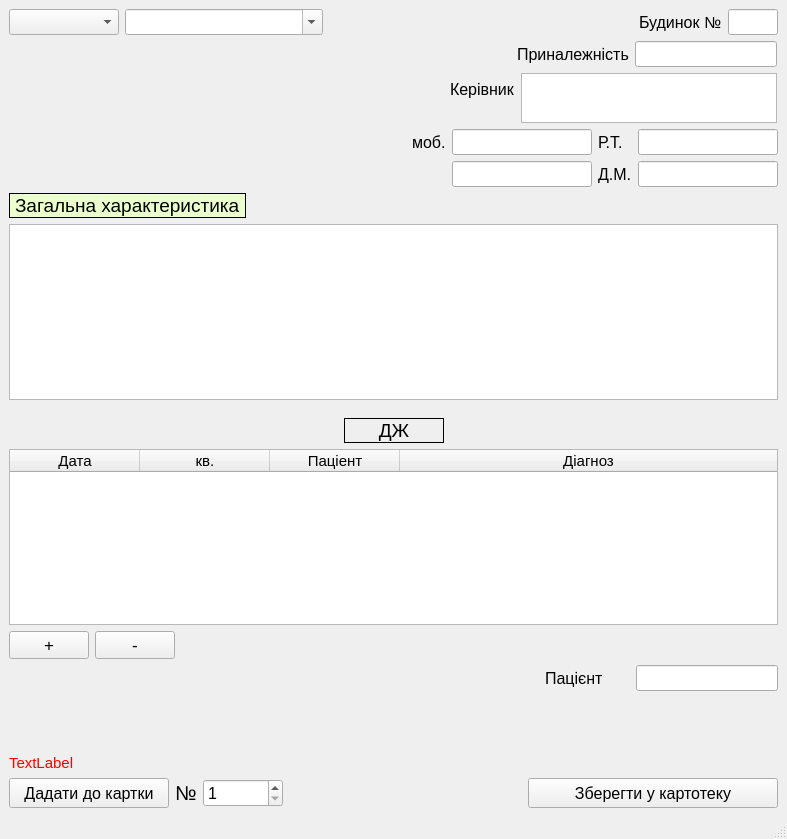
Before: the Qt Designer form case_record_file.ui in LiquorProg/katalog, drawn with Qt 5.
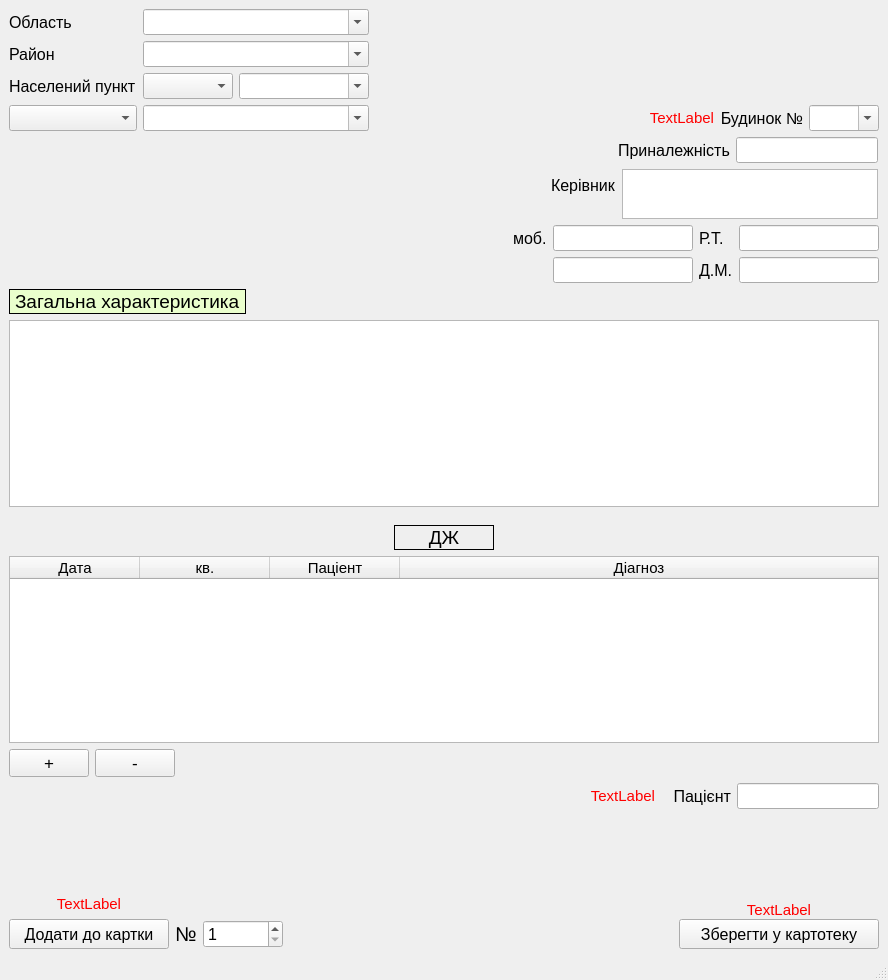
After: the same form once the commit is applied.

The edit to the form file:
```diff
--- a/case_record_file.ui
+++ b/case_record_file.ui
@@ -6,8 +6,8 @@
    <rect>
     <x>0</x>
     <y>0</y>
-    <width>787</width>
-    <height>839</height>
+    <width>888</width>
+    <height>980</height>
    </rect>
   </property>
   <property name="windowTitle">
@@ -15,135 +15,6 @@
   </property>
   <widget class="QWidget" name="centralwidget">
    <layout class="QGridLayout" name="gridLayout_2">
-    <item row="5" column="2">
-     <layout class="QHBoxLayout" name="horizontalLayout_2">
-      <property name="spacing">
-       <number>6</number>
-      </property>
-      <property name="sizeConstraint">
-       <enum>QLayout::SetDefaultConstraint</enum>
-      </property>
-      <property name="leftMargin">
-       <number>96</number>
-      </property>
-      <property name="topMargin">
-       <number>0</number>
-      </property>
-      <property name="rightMargin">
-       <number>0</number>
-      </property>
-      <property name="bottomMargin">
-       <number>0</number>
-      </property>
-      <item>
-       <widget class="QLabel" name="label_9_3">
-        <property name="maximumSize">
-         <size>
-          <width>16777215</width>
-          <height>16777215</height>
-         </size>
-        </property>
-        <property name="font">
-         <font>
-          <pointsize>12</pointsize>
-         </font>
-        </property>
-        <property name="text">
-         <string>Пацієнт</string>
-        </property>
-        <property name="margin">
-         <number>2</number>
-        </property>
-       </widget>
-      </item>
-      <item>
-       <widget class="QLineEdit" name="pat_name_3">
-        <property name="sizePolicy">
-         <sizepolicy hsizetype="Fixed" vsizetype="Fixed">
-          <horstretch>0</horstretch>
-          <verstretch>0</verstretch>
-         </sizepolicy>
-        </property>
-        <property name="font">
-         <font>
-          <pointsize>11</pointsize>
-         </font>
-        </property>
-        <property name="text">
-         <string/>
-        </property>
-       </widget>
-      </item>
-     </layout>
-    </item>
-    <item row="0" column="2">
-     <layout class="QHBoxLayout" name="horizontalLayout">
-      <property name="spacing">
-       <number>6</number>
-      </property>
-      <property name="leftMargin">
-       <number>150</number>
-      </property>
-      <property name="topMargin">
-       <number>0</number>
-      </property>
-      <property name="rightMargin">
-       <number>0</number>
-      </property>
-      <property name="bottomMargin">
-       <number>0</number>
-      </property>
-      <item>
-       <spacer name="horizontalSpacer_4">
-        <property name="orientation">
-         <enum>Qt::Horizontal</enum>
-        </property>
-        <property name="sizeHint" stdset="0">
-         <size>
-          <width>40</width>
-          <height>20</height>
-         </size>
-        </property>
-       </spacer>
-      </item>
-      <item>
-       <widget class="QLabel" name="label_3_3">
-        <property name="font">
-         <font>
-          <pointsize>12</pointsize>
-         </font>
-        </property>
-        <property name="text">
-         <string>Будинок №</string>
-        </property>
-        <property name="margin">
-         <number>2</number>
-        </property>
-       </widget>
-      </item>
-      <item>
-       <widget class="QLineEdit" name="house_number_3">
-        <property name="minimumSize">
-         <size>
-          <width>1</width>
-          <height>0</height>
-         </size>
-        </property>
-        <property name="maximumSize">
-         <size>
-          <width>50</width>
-          <height>16777215</height>
-         </size>
-        </property>
-        <property name="font">
-         <font>
-          <pointsize>11</pointsize>
-         </font>
-        </property>
-       </widget>
-      </item>
-     </layout>
-    </item>
     <item row="1" column="1" colspan="2">
      <layout class="QFormLayout" name="formLayout_2">
       <property name="labelAlignment">
@@ -196,6 +67,338 @@
       </item>
      </layout>
     </item>
+    <item row="0" column="2">
+     <layout class="QGridLayout" name="gridLayout_6">
+      <property name="leftMargin">
+       <number>150</number>
+      </property>
+      <property name="topMargin">
+       <number>0</number>
+      </property>
+      <property name="rightMargin">
+       <number>0</number>
+      </property>
+      <property name="bottomMargin">
+       <number>0</number>
+      </property>
+      <item row="2" column="2">
+       <widget class="QLabel" name="label_3_3">
+        <property name="font">
+         <font>
+          <pointsize>12</pointsize>
+         </font>
+        </property>
+        <property name="text">
+         <string>Будинок №</string>
+        </property>
+        <property name="alignment">
+         <set>Qt::AlignRight|Qt::AlignTrailing|Qt::AlignVCenter</set>
+        </property>
+        <property name="margin">
+         <number>2</number>
+        </property>
+       </widget>
+      </item>
+      <item row="2" column="0">
+       <spacer name="horizontalSpacer_4">
+        <property name="orientation">
+         <enum>Qt::Horizontal</enum>
+        </property>
+        <property name="sizeHint" stdset="0">
+         <size>
+          <width>40</width>
+          <height>20</height>
+         </size>
+        </property>
+       </spacer>
+      </item>
+      <item row="2" column="3">
+       <widget class="QComboBox" name="comboBox_house_number_3">
+        <property name="enabled">
+         <bool>true</bool>
+        </property>
+        <property name="minimumSize">
+         <size>
+          <width>0</width>
+          <height>0</height>
+         </size>
+        </property>
+        <property name="maximumSize">
+         <size>
+          <width>70</width>
+          <height>16777215</height>
+         </size>
+        </property>
+        <property name="font">
+         <font>
+          <pointsize>11</pointsize>
+         </font>
+        </property>
+        <property name="tabletTracking">
+         <bool>true</bool>
+        </property>
+        <property name="autoFillBackground">
+         <bool>false</bool>
+        </property>
+        <property name="editable">
+         <bool>true</bool>
+        </property>
+        <property name="sizeAdjustPolicy">
+         <enum>QComboBox::AdjustToContentsOnFirstShow</enum>
+        </property>
+       </widget>
+      </item>
+      <item row="1" column="2">
+       <spacer name="verticalSpacer_4">
+        <property name="orientation">
+         <enum>Qt::Vertical</enum>
+        </property>
+        <property name="sizeHint" stdset="0">
+         <size>
+          <width>20</width>
+          <height>40</height>
+         </size>
+        </property>
+       </spacer>
+      </item>
+      <item row="2" column="1">
+       <widget class="QLabel" name="error_house_numb">
+        <property name="font">
+         <font>
+          <pointsize>11</pointsize>
+         </font>
+        </property>
+        <property name="styleSheet">
+         <string notr="true">color: rgb(255, 0, 0);</string>
+        </property>
+        <property name="text">
+         <string>TextLabel</string>
+        </property>
+        <property name="alignment">
+         <set>Qt::AlignRight|Qt::AlignTrailing|Qt::AlignVCenter</set>
+        </property>
+       </widget>
+      </item>
+     </layout>
+    </item>
+    <item row="0" column="0">
+     <layout class="QGridLayout" name="gridLayout_5">
+      <item row="0" column="0">
+       <widget class="QLabel" name="label_4_5">
+        <property name="font">
+         <font>
+          <pointsize>12</pointsize>
+         </font>
+        </property>
+        <property name="text">
+         <string>Область</string>
+        </property>
+        <property name="margin">
+         <number>2</number>
+        </property>
+       </widget>
+      </item>
+      <item row="0" column="1">
+       <widget class="QComboBox" name="comboBox_region_name_3">
+        <property name="enabled">
+         <bool>true</bool>
+        </property>
+        <property name="font">
+         <font>
+          <pointsize>11</pointsize>
+         </font>
+        </property>
+        <property name="tabletTracking">
+         <bool>true</bool>
+        </property>
+        <property name="autoFillBackground">
+         <bool>false</bool>
+        </property>
+        <property name="editable">
+         <bool>true</bool>
+        </property>
+        <property name="sizeAdjustPolicy">
+         <enum>QComboBox::AdjustToContentsOnFirstShow</enum>
+        </property>
+       </widget>
+      </item>
+      <item row="3" column="1">
+       <widget class="QComboBox" name="comboBox_streets_name_3">
+        <property name="enabled">
+         <bool>true</bool>
+        </property>
+        <property name="maximumSize">
+         <size>
+          <width>16777215</width>
+          <height>200</height>
+         </size>
+        </property>
+        <property name="font">
+         <font>
+          <pointsize>11</pointsize>
+         </font>
+        </property>
+        <property name="tabletTracking">
+         <bool>true</bool>
+        </property>
+        <property name="autoFillBackground">
+         <bool>false</bool>
+        </property>
+        <property name="editable">
+         <bool>true</bool>
+        </property>
+        <property name="sizeAdjustPolicy">
+         <enum>QComboBox::AdjustToContentsOnFirstShow</enum>
+        </property>
+       </widget>
+      </item>
+      <item row="1" column="0">
+       <widget class="QLabel" name="label_4_4">
+        <property name="font">
+         <font>
+          <pointsize>12</pointsize>
+         </font>
+        </property>
+        <property name="text">
+         <string>Район</string>
+        </property>
+        <property name="margin">
+         <number>2</number>
+        </property>
+       </widget>
+      </item>
+      <item row="3" column="0">
+       <widget class="QComboBox" name="comboBox_streets_3">
+        <property name="sizePolicy">
+         <sizepolicy hsizetype="Minimum" vsizetype="Fixed">
+          <horstretch>0</horstretch>
+          <verstretch>0</verstretch>
+         </sizepolicy>
+        </property>
+        <property name="minimumSize">
+         <size>
+          <width>110</width>
+          <height>0</height>
+         </size>
+        </property>
+        <property name="maximumSize">
+         <size>
+          <width>160</width>
+          <height>16777215</height>
+         </size>
+        </property>
+        <property name="font">
+         <font>
+          <pointsize>11</pointsize>
+         </font>
+        </property>
+       </widget>
+      </item>
+      <item row="1" column="1">
+       <widget class="QComboBox" name="comboBox_district_name_3">
+        <property name="enabled">
+         <bool>true</bool>
+        </property>
+        <property name="font">
+         <font>
+          <pointsize>11</pointsize>
+         </font>
+        </property>
+        <property name="tabletTracking">
+         <bool>true</bool>
+        </property>
+        <property name="autoFillBackground">
+         <bool>false</bool>
+        </property>
+        <property name="editable">
+         <bool>true</bool>
+        </property>
+        <property name="sizeAdjustPolicy">
+         <enum>QComboBox::AdjustToContentsOnFirstShow</enum>
+        </property>
+       </widget>
+      </item>
+      <item row="2" column="1">
+       <layout class="QFormLayout" name="formLayout_3">
+        <item row="0" column="0">
+         <widget class="QComboBox" name="comboBox_locality_type_3">
+          <property name="enabled">
+           <bool>true</bool>
+          </property>
+          <property name="minimumSize">
+           <size>
+            <width>90</width>
+            <height>0</height>
+           </size>
+          </property>
+          <property name="font">
+           <font>
+            <pointsize>11</pointsize>
+           </font>
+          </property>
+          <property name="tabletTracking">
+           <bool>true</bool>
+          </property>
+          <property name="autoFillBackground">
+           <bool>false</bool>
+          </property>
+          <property name="editable">
+           <bool>false</bool>
+          </property>
+          <property name="sizeAdjustPolicy">
+           <enum>QComboBox::AdjustToContentsOnFirstShow</enum>
+          </property>
+         </widget>
+        </item>
+        <item row="0" column="1">
+         <widget class="QComboBox" name="comboBox_locality_name_3">
+          <property name="enabled">
+           <bool>true</bool>
+          </property>
+          <property name="minimumSize">
+           <size>
+            <width>130</width>
+            <height>0</height>
+           </size>
+          </property>
+          <property name="font">
+           <font>
+            <pointsize>11</pointsize>
+           </font>
+          </property>
+          <property name="tabletTracking">
+           <bool>true</bool>
+          </property>
+          <property name="autoFillBackground">
+           <bool>false</bool>
+          </property>
+          <property name="editable">
+           <bool>true</bool>
+          </property>
+          <property name="sizeAdjustPolicy">
+           <enum>QComboBox::AdjustToContentsOnFirstShow</enum>
+          </property>
+         </widget>
+        </item>
+       </layout>
+      </item>
+      <item row="2" column="0">
+       <widget class="QLabel" name="label_4_6">
+        <property name="font">
+         <font>
+          <pointsize>12</pointsize>
+         </font>
+        </property>
+        <property name="text">
+         <string>Населений пункт</string>
+        </property>
+        <property name="margin">
+         <number>2</number>
+        </property>
+       </widget>
+      </item>
+     </layout>
+    </item>
     <item row="2" column="1" colspan="2">
      <layout class="QFormLayout" name="formLayout">
       <property name="formAlignment">
@@ -245,6 +448,160 @@
       </item>
      </layout>
     </item>
+    <item row="5" column="2">
+     <layout class="QGridLayout" name="gridLayout_9">
+      <property name="sizeConstraint">
+       <enum>QLayout::SetDefaultConstraint</enum>
+      </property>
+      <property name="leftMargin">
+       <number>96</number>
+      </property>
+      <property name="topMargin">
+       <number>0</number>
+      </property>
+      <property name="rightMargin">
+       <number>0</number>
+      </property>
+      <property name="bottomMargin">
+       <number>0</number>
+      </property>
+      <item row="0" column="0">
+       <widget class="QLabel" name="error_name_patient">
+        <property name="font">
+         <font>
+          <pointsize>11</pointsize>
+         </font>
+        </property>
+        <property name="styleSheet">
+         <string notr="true">color: rgb(255, 0, 0);</string>
+        </property>
+        <property name="text">
+         <string>TextLabel</string>
+        </property>
+        <property name="alignment">
+         <set>Qt::AlignRight|Qt::AlignTrailing|Qt::AlignVCenter</set>
+        </property>
+       </widget>
+      </item>
+      <item row="0" column="1">
+       <widget class="QLabel" name="label_9_3">
+        <property name="maximumSize">
+         <size>
+          <width>70</width>
+          <height>16777215</height>
+         </size>
+        </property>
+        <property name="font">
+         <font>
+          <pointsize>12</pointsize>
+         </font>
+        </property>
+        <property name="text">
+         <string>Пацієнт</string>
+        </property>
+        <property name="alignment">
+         <set>Qt::AlignRight|Qt::AlignTrailing|Qt::AlignVCenter</set>
+        </property>
+        <property name="margin">
+         <number>2</number>
+        </property>
+       </widget>
+      </item>
+      <item row="0" column="2">
+       <widget class="QLineEdit" name="pat_name_3">
+        <property name="sizePolicy">
+         <sizepolicy hsizetype="Fixed" vsizetype="Fixed">
+          <horstretch>0</horstretch>
+          <verstretch>0</verstretch>
+         </sizepolicy>
+        </property>
+        <property name="font">
+         <font>
+          <pointsize>11</pointsize>
+         </font>
+        </property>
+        <property name="text">
+         <string/>
+        </property>
+       </widget>
+      </item>
+     </layout>
+    </item>
+    <item row="7" column="2">
+     <layout class="QGridLayout" name="gridLayout_8">
+      <property name="spacing">
+       <number>0</number>
+      </property>
+      <item row="0" column="1">
+       <spacer name="verticalSpacer_2">
+        <property name="orientation">
+         <enum>Qt::Vertical</enum>
+        </property>
+        <property name="sizeHint" stdset="0">
+         <size>
+          <width>20</width>
+          <height>40</height>
+         </size>
+        </property>
+       </spacer>
+      </item>
+      <item row="1" column="1">
+       <widget class="QLabel" name="error_save">
+        <property name="font">
+         <font>
+          <pointsize>11</pointsize>
+         </font>
+        </property>
+        <property name="styleSheet">
+         <string notr="true">color: rgb(255, 0, 0);</string>
+        </property>
+        <property name="text">
+         <string>TextLabel</string>
+        </property>
+        <property name="alignment">
+         <set>Qt::AlignCenter</set>
+        </property>
+       </widget>
+      </item>
+      <item row="2" column="0">
+       <spacer name="horizontalSpacer_7">
+        <property name="orientation">
+         <enum>Qt::Horizontal</enum>
+        </property>
+        <property name="sizeHint" stdset="0">
+         <size>
+          <width>180</width>
+          <height>20</height>
+         </size>
+        </property>
+       </spacer>
+      </item>
+      <item row="2" column="1">
+       <widget class="QPushButton" name="saveButton_3">
+        <property name="minimumSize">
+         <size>
+          <width>200</width>
+          <height>30</height>
+         </size>
+        </property>
+        <property name="maximumSize">
+         <size>
+          <width>250</width>
+          <height>16777215</height>
+         </size>
+        </property>
+        <property name="font">
+         <font>
+          <pointsize>12</pointsize>
+         </font>
+        </property>
+        <property name="text">
+         <string>Зберегти у картотеку</string>
+        </property>
+       </widget>
+      </item>
+     </layout>
+    </item>
     <item row="4" column="0" colspan="3">
      <layout class="QFormLayout" name="formLayout_4">
       <property name="topMargin">
@@ -384,55 +741,6 @@
       </item>
      </layout>
     </item>
-    <item row="0" column="0">
-     <layout class="QFormLayout" name="formLayout_3">
-      <item row="0" column="0">
-       <widget class="QComboBox" name="comboBox_streets_3">
-        <property name="sizePolicy">
-         <sizepolicy hsizetype="Minimum" vsizetype="Fixed">
-          <horstretch>0</horstretch>
-          <verstretch>0</verstretch>
-         </sizepolicy>
-        </property>
-        <property name="minimumSize">
-         <size>
-          <width>110</width>
-          <height>0</height>
-         </size>
-        </property>
-        <property name="font">
-         <font>
-          <pointsize>11</pointsize>
-         </font>
-        </property>
-       </widget>
-      </item>
-      <item row="0" column="1">
-       <widget class="QComboBox" name="comboBox_streets_name_3">
-        <property name="enabled">
-         <bool>true</bool>
-        </property>
-        <property name="font">
-         <font>
-          <pointsize>11</pointsize>
-         </font>
-        </property>
-        <property name="tabletTracking">
-         <bool>true</bool>
-        </property>
-        <property name="autoFillBackground">
-         <bool>false</bool>
-        </property>
-        <property name="editable">
-         <bool>true</bool>
-        </property>
-        <property name="sizeAdjustPolicy">
-         <enum>QComboBox::AdjustToContentsOnFirstShow</enum>
-        </property>
-       </widget>
-      </item>
-     </layout>
-    </item>
     <item row="7" column="0">
      <layout class="QGridLayout" name="gridLayout_3">
       <property name="topMargin">
@@ -455,7 +763,7 @@
          </font>
         </property>
         <property name="text">
-         <string>Дадати до картки</string>
+         <string>Додати до картки</string>
         </property>
        </widget>
       </item>
@@ -531,6 +839,9 @@
         <property name="text">
          <string>TextLabel</string>
         </property>
+        <property name="alignment">
+         <set>Qt::AlignCenter</set>
+        </property>
        </widget>
       </item>
      </layout>
@@ -786,6 +1097,32 @@
       </item>
      </layout>
     </item>
+    <item row="5" column="1">
+     <spacer name="horizontalSpacer_2">
+      <property name="orientation">
+       <enum>Qt::Horizontal</enum>
+      </property>
+      <property name="sizeHint" stdset="0">
+       <size>
+        <width>40</width>
+        <height>20</height>
+       </size>
+      </property>
+     </spacer>
+    </item>
+    <item row="7" column="1">
+     <spacer name="horizontalSpacer">
+      <property name="orientation">
+       <enum>Qt::Horizontal</enum>
+      </property>
+      <property name="sizeHint" stdset="0">
+       <size>
+        <width>40</width>
+        <height>20</height>
+       </size>
+      </property>
+     </spacer>
+    </item>
     <item row="6" column="2">
      <spacer name="verticalSpacer">
       <property name="orientation">
@@ -799,98 +1136,6 @@
       </property>
      </spacer>
     </item>
-    <item row="7" column="1">
-     <spacer name="horizontalSpacer">
-      <property name="orientation">
-       <enum>Qt::Horizontal</enum>
-      </property>
-      <property name="sizeHint" stdset="0">
-       <size>
-        <width>40</width>
-        <height>20</height>
-       </size>
-      </property>
-     </spacer>
-    </item>
-    <item row="5" column="1">
-     <spacer name="horizontalSpacer_2">
-      <property name="orientation">
-       <enum>Qt::Horizontal</enum>
-      </property>
-      <property name="sizeHint" stdset="0">
-       <size>
-        <width>40</width>
-        <height>20</height>
-       </size>
-      </property>
-     </spacer>
-    </item>
-    <item row="7" column="2">
-     <layout class="QFormLayout" name="formLayout_6">
-      <property name="labelAlignment">
-       <set>Qt::AlignRight|Qt::AlignTrailing|Qt::AlignVCenter</set>
-      </property>
-      <property name="formAlignment">
-       <set>Qt::AlignRight|Qt::AlignTop|Qt::AlignTrailing</set>
-      </property>
-      <property name="horizontalSpacing">
-       <number>39</number>
-      </property>
-      <property name="verticalSpacing">
-       <number>24</number>
-      </property>
-      <item row="0" column="1">
-       <spacer name="verticalSpacer_2">
-        <property name="orientation">
-         <enum>Qt::Vertical</enum>
-        </property>
-        <property name="sizeHint" stdset="0">
-         <size>
-          <width>20</width>
-          <height>40</height>
-         </size>
-        </property>
-       </spacer>
-      </item>
-      <item row="1" column="0">
-       <spacer name="horizontalSpacer_7">
-        <property name="orientation">
-         <enum>Qt::Horizontal</enum>
-        </property>
-        <property name="sizeHint" stdset="0">
-         <size>
-          <width>40</width>
-          <height>20</height>
-         </size>
-        </property>
-       </spacer>
-      </item>
-      <item row="1" column="1">
-       <widget class="QPushButton" name="saveButton_3">
-        <property name="minimumSize">
-         <size>
-          <width>200</width>
-          <height>30</height>
-         </size>
-        </property>
-        <property name="maximumSize">
-         <size>
-          <width>250</width>
-          <height>16777215</height>
-         </size>
-        </property>
-        <property name="font">
-         <font>
-          <pointsize>12</pointsize>
-         </font>
-        </property>
-        <property name="text">
-         <string>Зберегти у картотеку</string>
-        </property>
-       </widget>
-      </item>
-     </layout>
-    </item>
    </layout>
    <zorder>horizontalSpacer</zorder>
    <zorder>horizontalSpacer_2</zorder>
@@ -901,7 +1146,7 @@
     <rect>
      <x>0</x>
      <y>0</y>
-     <width>786</width>
+     <width>888</width>
      <height>21</height>
     </rect>
    </property>
```
